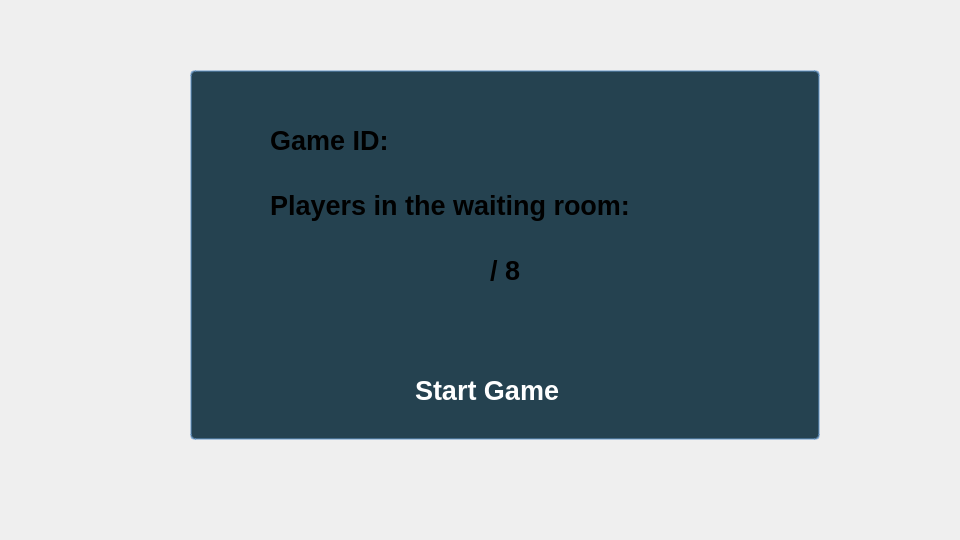
manucampoliete/tp-grupal-2025c2-grupo-3, file client/lobby/hostwaiting.ui: the form before one commit.
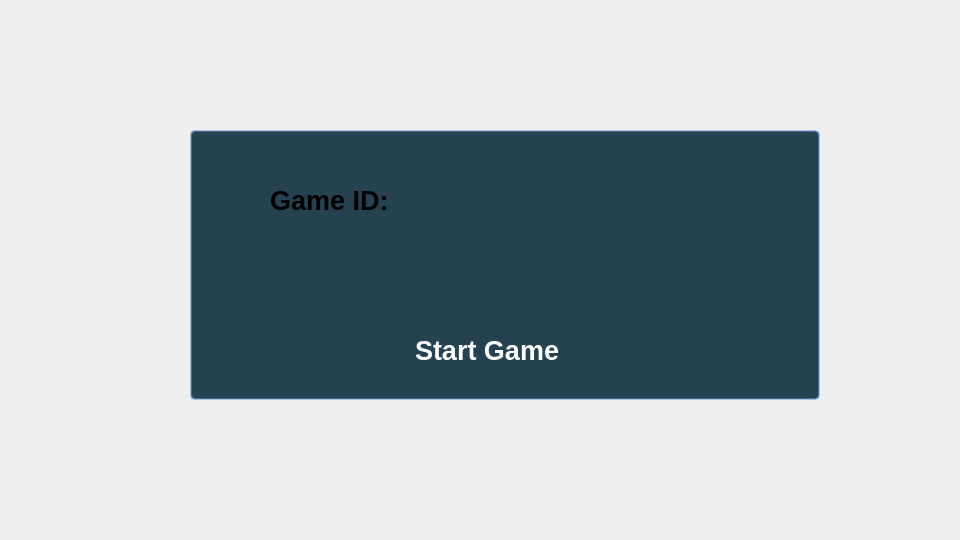
The form after the commit.

Commit message: fix: removed loading gif, removed connected players label

Diff of the .ui file:
```diff
--- a/client/lobby/hostwaiting.ui
+++ b/client/lobby/hostwaiting.ui
@@ -74,16 +74,16 @@
    <property name="geometry">
     <rect>
      <x>190</x>
-     <y>70</y>
+     <y>130</y>
      <width>630</width>
-     <height>370</height>
+     <height>270</height>
     </rect>
    </property>
    <widget class="QPushButton" name="buttonStart">
     <property name="geometry">
      <rect>
       <x>210</x>
-      <y>300</y>
+      <y>200</y>
       <width>211</width>
       <height>41</height>
      </rect>
@@ -102,7 +102,7 @@
      </rect>
     </property>
     <property name="text">
-     <string>Players in the waiting room:</string>
+     <string></string>
     </property>
    </widget>
    <widget class="QLabel" name="label_2">
@@ -114,9 +114,6 @@
       <height>61</height>
      </rect>
     </property>
-    <property name="text">
-     <string>/ 8</string>
-    </property>
    </widget>
    <widget class="QLabel" name="labelGameID">
     <property name="geometry">
```
Left out of the diff: 2 changed lines with no effect on the pictures. The commit also changes 8 other files.
